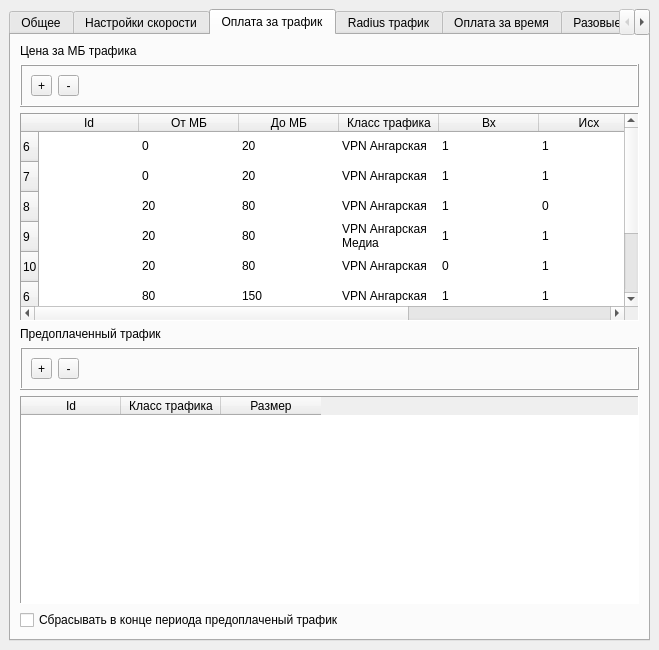
Qt form mdi/forms/new_tp_edit.ui (brat002/ExpertBilling) before a commit.
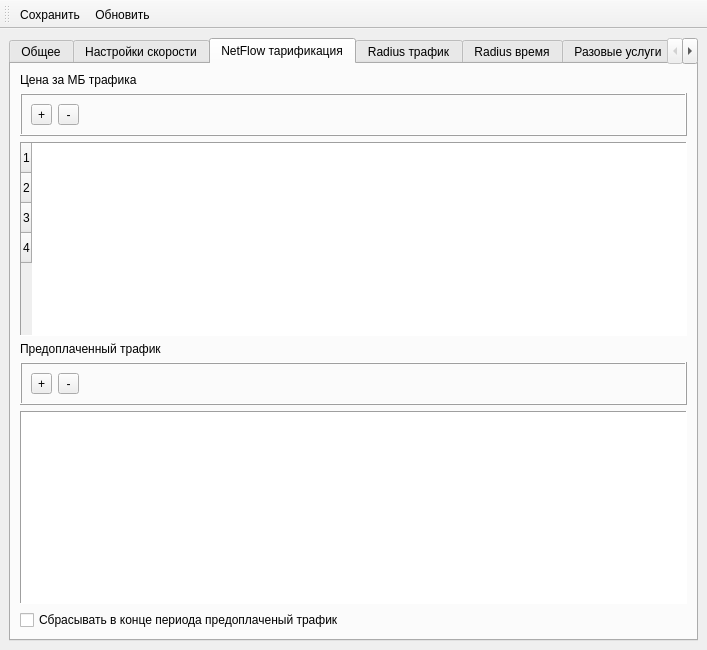
The same form after that commit. The open tabs and pages were chosen to show the change. Icons and pictures are not drawn.

What changed in the file:
```diff
--- a/mdi/forms/new_tp_edit.ui
+++ b/mdi/forms/new_tp_edit.ui
@@ -6,7 +6,7 @@
    <rect>
     <x>0</x>
     <y>0</y>
-    <width>659</width>
+    <width>707</width>
     <height>650</height>
    </rect>
   </property>
@@ -524,7 +524,7 @@
       </widget>
       <widget class="QWidget" name="tab_4">
        <attribute name="title">
-        <string>Оплата за трафик</string>
+        <string>NetFlow тарификация</string>
        </attribute>
        <layout class="QGridLayout" name="gridLayout_14">
         <item row="0" column="0">
@@ -603,436 +603,6 @@
           <row/>
           <row/>
           <row/>
-          <row>
-           <property name="text">
-            <string>6</string>
-           </property>
-          </row>
-          <row>
-           <property name="text">
-            <string>7</string>
-           </property>
-          </row>
-          <row>
-           <property name="text">
-            <string>8</string>
-           </property>
-          </row>
-          <row>
-           <property name="text">
-            <string>9</string>
-           </property>
-          </row>
-          <row>
-           <property name="text">
-            <string>10</string>
-           </property>
-          </row>
-          <column>
-           <property name="text">
-            <string>Id</string>
-           </property>
-          </column>
-          <column>
-           <property name="text">
-            <string>От МБ</string>
-           </property>
-          </column>
-          <column>
-           <property name="text">
-            <string>До МБ</string>
-           </property>
-          </column>
-          <column>
-           <property name="text">
-            <string>Класс трафика</string>
-           </property>
-          </column>
-          <column>
-           <property name="text">
-            <string>Вх</string>
-           </property>
-          </column>
-          <column>
-           <property name="text">
-            <string>Исх</string>
-           </property>
-          </column>
-          <column>
-           <property name="text">
-            <string>Тр</string>
-           </property>
-          </column>
-          <column>
-           <property name="text">
-            <string>Время</string>
-           </property>
-          </column>
-          <column>
-           <property name="text">
-            <string>Цена</string>
-           </property>
-          </column>
-          <item row="0" column="1">
-           <property name="text">
-            <string>0</string>
-           </property>
-          </item>
-          <item row="0" column="2">
-           <property name="text">
-            <string>20</string>
-           </property>
-          </item>
-          <item row="0" column="3">
-           <property name="text">
-            <string>VPN Ангарская</string>
-           </property>
-          </item>
-          <item row="0" column="4">
-           <property name="text">
-            <string>1</string>
-           </property>
-          </item>
-          <item row="0" column="5">
-           <property name="text">
-            <string>1</string>
-           </property>
-          </item>
-          <item row="0" column="6">
-           <property name="text">
-            <string>1</string>
-           </property>
-          </item>
-          <item row="0" column="7">
-           <property name="text">
-            <string>00:00:00 2008-11-11</string>
-           </property>
-          </item>
-          <item row="0" column="8">
-           <property name="text">
-            <string>65</string>
-           </property>
-          </item>
-          <item row="1" column="1">
-           <property name="text">
-            <string>0</string>
-           </property>
-          </item>
-          <item row="1" column="2">
-           <property name="text">
-            <string>20</string>
-           </property>
-          </item>
-          <item row="1" column="3">
-           <property name="text">
-            <string>VPN Ангарская</string>
-           </property>
-          </item>
-          <item row="1" column="4">
-           <property name="text">
-            <string>1</string>
-           </property>
-          </item>
-          <item row="1" column="5">
-           <property name="text">
-            <string>1</string>
-           </property>
-          </item>
-          <item row="1" column="6">
-           <property name="text">
-            <string>1</string>
-           </property>
-          </item>
-          <item row="1" column="7">
-           <property name="text">
-            <string>01:00:00 2008-21-11</string>
-           </property>
-          </item>
-          <item row="1" column="8">
-           <property name="text">
-            <string>65</string>
-           </property>
-          </item>
-          <item row="2" column="1">
-           <property name="text">
-            <string>20</string>
-           </property>
-          </item>
-          <item row="2" column="2">
-           <property name="text">
-            <string>80</string>
-           </property>
-          </item>
-          <item row="2" column="3">
-           <property name="text">
-            <string>VPN Ангарская</string>
-           </property>
-          </item>
-          <item row="2" column="4">
-           <property name="text">
-            <string>1</string>
-           </property>
-          </item>
-          <item row="2" column="5">
-           <property name="text">
-            <string>0</string>
-           </property>
-          </item>
-          <item row="2" column="6">
-           <property name="text">
-            <string>0</string>
-           </property>
-          </item>
-          <item row="2" column="7">
-           <property name="text">
-            <string>22:00:00 2008-11-11</string>
-           </property>
-          </item>
-          <item row="2" column="8">
-           <property name="text">
-            <string>40</string>
-           </property>
-          </item>
-          <item row="3" column="1">
-           <property name="text">
-            <string>20</string>
-           </property>
-          </item>
-          <item row="3" column="2">
-           <property name="text">
-            <string>80</string>
-           </property>
-          </item>
-          <item row="3" column="3">
-           <property name="text">
-            <string>VPN Ангарская Медиа</string>
-           </property>
-          </item>
-          <item row="3" column="4">
-           <property name="text">
-            <string>1</string>
-           </property>
-          </item>
-          <item row="3" column="5">
-           <property name="text">
-            <string>1</string>
-           </property>
-          </item>
-          <item row="3" column="6">
-           <property name="text">
-            <string>0</string>
-           </property>
-          </item>
-          <item row="3" column="7">
-           <property name="text">
-            <string>22:00:00 2008-11-11</string>
-           </property>
-          </item>
-          <item row="3" column="8">
-           <property name="text">
-            <string>40</string>
-           </property>
-          </item>
-          <item row="4" column="1">
-           <property name="text">
-            <string>20</string>
-           </property>
-          </item>
-          <item row="4" column="2">
-           <property name="text">
-            <string>80</string>
-           </property>
-          </item>
-          <item row="4" column="3">
-           <property name="text">
-            <string>VPN Ангарская</string>
-           </property>
-          </item>
-          <item row="4" column="4">
-           <property name="text">
-            <string>0</string>
-           </property>
-          </item>
-          <item row="4" column="5">
-           <property name="text">
-            <string>1</string>
-           </property>
-          </item>
-          <item row="4" column="6">
-           <property name="text">
-            <string>0</string>
-           </property>
-          </item>
-          <item row="4" column="7">
-           <property name="text">
-            <string>00:00:00 2008-12-11</string>
-           </property>
-          </item>
-          <item row="4" column="8">
-           <property name="text">
-            <string>40</string>
-           </property>
-          </item>
-          <item row="5" column="1">
-           <property name="text">
-            <string>80</string>
-           </property>
-          </item>
-          <item row="5" column="2">
-           <property name="text">
-            <string>150</string>
-           </property>
-          </item>
-          <item row="5" column="3">
-           <property name="text">
-            <string>VPN Ангарская</string>
-           </property>
-          </item>
-          <item row="5" column="4">
-           <property name="text">
-            <string>1</string>
-           </property>
-          </item>
-          <item row="5" column="5">
-           <property name="text">
-            <string>1</string>
-           </property>
-          </item>
-          <item row="5" column="6">
-           <property name="text">
-            <string>1</string>
-           </property>
-          </item>
-          <item row="5" column="7">
-           <property name="text">
-            <string>22:00:00 2008-11-11</string>
-           </property>
-          </item>
-          <item row="5" column="8">
-           <property name="text">
-            <string>10</string>
-           </property>
-          </item>
-          <item row="6" column="1">
-           <property name="text">
-            <string>80</string>
-           </property>
-          </item>
-          <item row="6" column="2">
-           <property name="text">
-            <string>150</string>
-           </property>
-          </item>
-          <item row="6" column="3">
-           <property name="text">
-            <string>VPN Ангарская</string>
-           </property>
-          </item>
-          <item row="6" column="4">
-           <property name="text">
-            <string>1</string>
-           </property>
-          </item>
-          <item row="6" column="5">
-           <property name="text">
-            <string>1</string>
-           </property>
-          </item>
-          <item row="6" column="6">
-           <property name="text">
-            <string>1</string>
-           </property>
-          </item>
-          <item row="6" column="7">
-           <property name="text">
-            <string>22:00:00 2008-11-11</string>
-           </property>
-          </item>
-          <item row="6" column="8">
-           <property name="text">
-            <string>5</string>
-           </property>
-          </item>
-          <item row="7" column="1">
-           <property name="text">
-            <string>150</string>
-           </property>
-          </item>
-          <item row="7" column="2">
-           <property name="text">
-            <string>0</string>
-           </property>
-          </item>
-          <item row="7" column="3">
-           <property name="text">
-            <string>VPN Ангарская</string>
-           </property>
-          </item>
-          <item row="7" column="4">
-           <property name="text">
-            <string>1</string>
-           </property>
-          </item>
-          <item row="7" column="5">
-           <property name="text">
-            <string>0</string>
-           </property>
-          </item>
-          <item row="7" column="6">
-           <property name="text">
-            <string>0</string>
-           </property>
-          </item>
-          <item row="7" column="7">
-           <property name="text">
-            <string>22:00:00 2008-11-11</string>
-           </property>
-          </item>
-          <item row="7" column="8">
-           <property name="text">
-            <string>5</string>
-           </property>
-          </item>
-          <item row="8" column="1">
-           <property name="text">
-            <string>150</string>
-           </property>
-          </item>
-          <item row="8" column="2">
-           <property name="text">
-            <string>0</string>
-           </property>
-          </item>
-          <item row="8" column="3">
-           <property name="text">
-            <string>VPN Ангарская</string>
-           </property>
-          </item>
-          <item row="8" column="4">
-           <property name="text">
-            <string>1</string>
-           </property>
-          </item>
-          <item row="8" column="5">
-           <property name="text">
-            <string>0</string>
-           </property>
-          </item>
-          <item row="8" column="6">
-           <property name="text">
-            <string>0</string>
-           </property>
-          </item>
-          <item row="8" column="7">
-           <property name="text">
-            <string>22:00:00 2008-11-11</string>
-           </property>
-          </item>
-          <item row="8" column="8">
-           <property name="text">
-            <string>5</string>
-           </property>
-          </item>
          </widget>
         </item>
         <item row="3" column="0">
@@ -1107,21 +677,6 @@
           <property name="gridStyle">
            <enum>Qt::DotLine</enum>
           </property>
-          <column>
-           <property name="text">
-            <string>Id</string>
-           </property>
-          </column>
-          <column>
-           <property name="text">
-            <string>Класс трафика</string>
-           </property>
-          </column>
-          <column>
-           <property name="text">
-            <string>Размер</string>
-           </property>
-          </column>
          </widget>
         </item>
         <item row="6" column="0">
@@ -1289,7 +844,7 @@
       </widget>
       <widget class="QWidget" name="tab_radius_time">
        <attribute name="title">
-        <string>Оплата за время</string>
+        <string>Radius время</string>
        </attribute>
        <layout class="QGridLayout" name="gridLayout">
         <item row="0" column="0">
@@ -1823,6 +1378,37 @@
     </item>
    </layout>
   </widget>
+  <widget class="QToolBar" name="toolBar">
+   <property name="windowTitle">
+    <string>toolBar</string>
+   </property>
+   <attribute name="toolBarArea">
+    <enum>TopToolBarArea</enum>
+   </attribute>
+   <attribute name="toolBarBreak">
+    <bool>false</bool>
+   </attribute>
+   <addaction name="actionSave"/>
+   <addaction name="actionRefresh"/>
+  </widget>
+  <action name="actionRefresh">
+   <property name="icon">
+    <iconset>
+     <normaloff>../images/reload.png</normaloff>../images/reload.png</iconset>
+   </property>
+   <property name="text">
+    <string>Обновить</string>
+   </property>
+  </action>
+  <action name="actionSave">
+   <property name="icon">
+    <iconset>
+     <normaloff>../images/save.png</normaloff>../images/save.png</iconset>
+   </property>
+   <property name="text">
+    <string>Сохранить</string>
+   </property>
+  </action>
  </widget>
  <resources/>
  <connections/>
```
Left out of the diff: 700 changed lines with no effect on the pictures.
